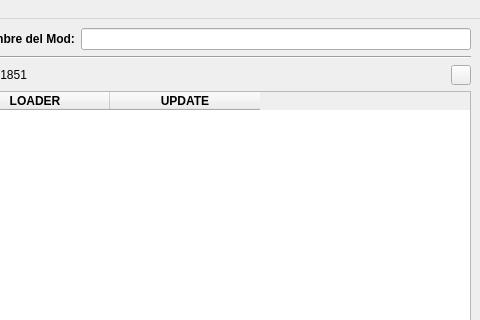
Before: the Qt Designer form pyqt_windows/main_window.ui in MelonRodante/ModList, drawn with Qt 5; both pictures show x 500 to 980 and y 0 to 320 of the 980 by 600 pixel window.
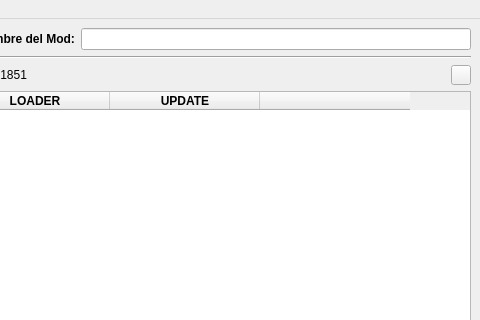
After: the same form once the commit is applied. Icons and pictures are not drawn.

Patch:
```diff
--- a/pyqt_windows/main_window.ui
+++ b/pyqt_windows/main_window.ui
@@ -238,16 +238,16 @@
        <number>150</number>
       </attribute>
       <attribute name="horizontalHeaderMinimumSectionSize">
-       <number>17</number>
+       <number>18</number>
       </attribute>
       <attribute name="verticalHeaderVisible">
        <bool>false</bool>
       </attribute>
       <attribute name="verticalHeaderDefaultSectionSize">
-       <number>40</number>
+       <number>41</number>
       </attribute>
       <attribute name="verticalHeaderMinimumSectionSize">
-       <number>40</number>
+       <number>41</number>
       </attribute>
       <column>
        <property name="text">
@@ -298,6 +298,11 @@
         </font>
        </property>
       </column>
+      <column>
+       <property name="text">
+        <string/>
+       </property>
+      </column>
      </widget>
     </item>
     <item>
```
Left out of the diff: 4 changed lines with no effect on the pictures.
